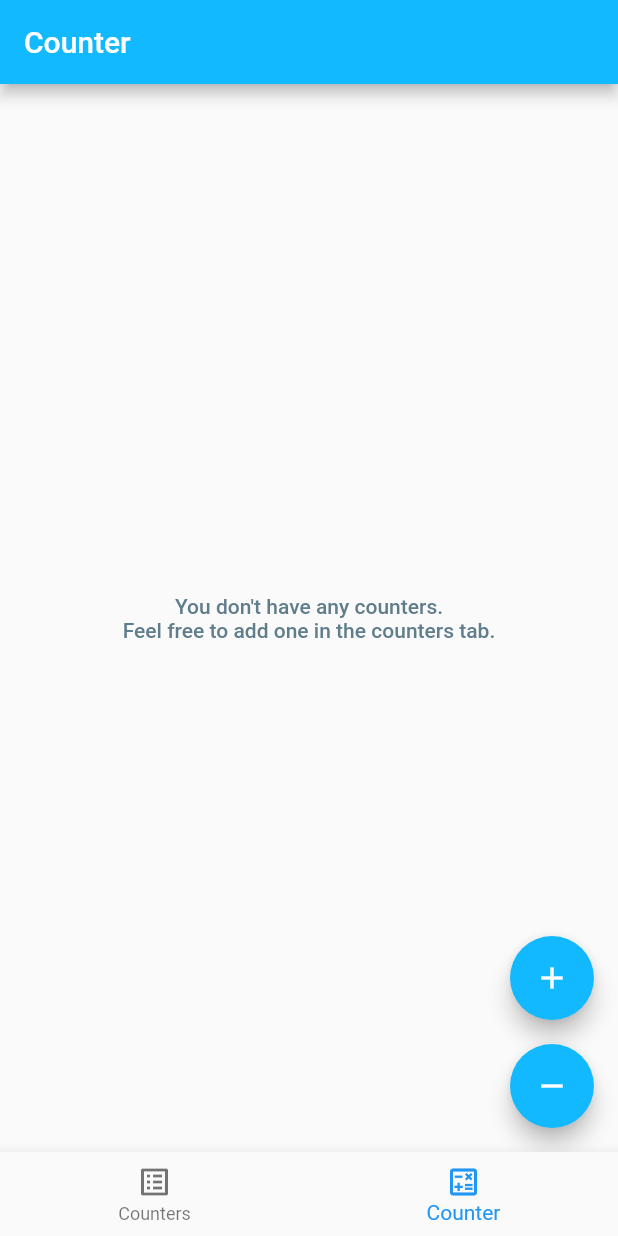
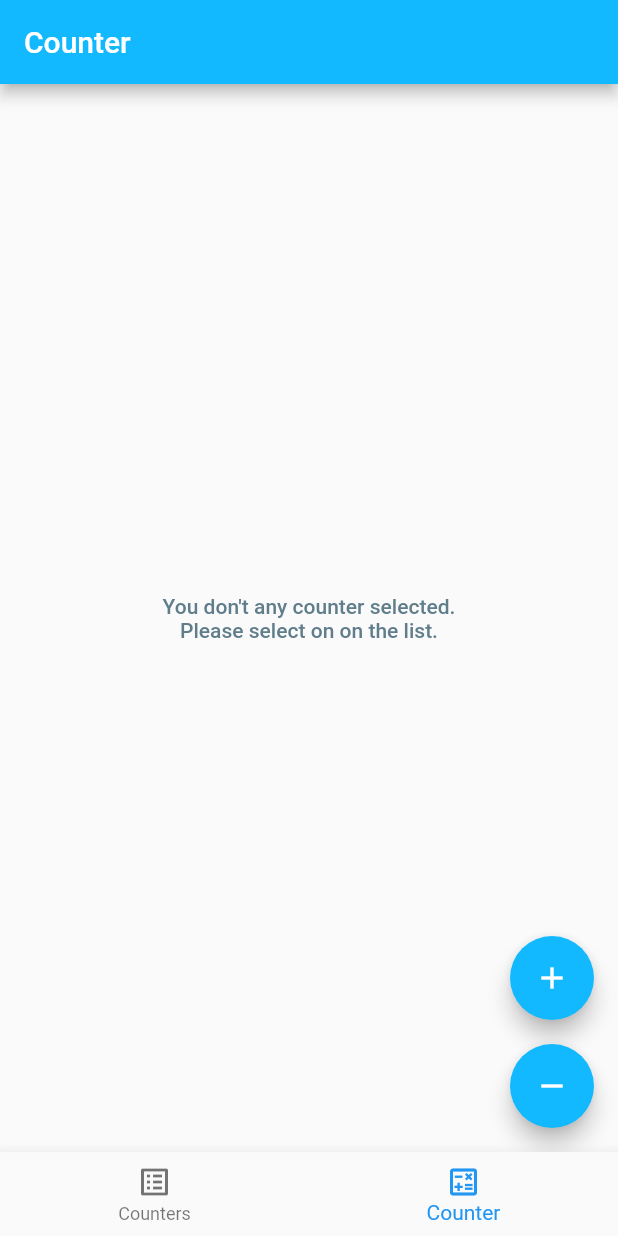
Before and after one commit to LosDanieloss/boring_counter, a Flutter app: the screen it shows after launch, item 2 of the bottom bar chosen, on a phone screen of 412 x 824 dp. Run offline on Flutter 3.47's test engine with Material 2 defaults, Android fonts, the phone set to English and light mode, and no system bars; our stand-ins replace auto_route, bloc, firebase_analytics, firebase_core, firebase_crashlytics, flutter_bloc and 7 more; accounts and stored records are empty; generated files the repository leaves out were written again.

Commit message:
feat: adjusted breakpoints, max list size etc. to better fit in responsive world;

```diff
--- a/lib/presentation/app/view/app.dart
+++ b/lib/presentation/app/view/app.dart
@@ -3,7 +3,6 @@ import 'package:boring_counter/l10n/l10n.dart';
 import 'package:boring_counter/routing/app_router.dart';
 import 'package:flutter/material.dart';
 import 'package:flutter_localizations/flutter_localizations.dart';
-import 'package:responsive_builder/responsive_builder.dart';
 
 class App extends StatelessWidget {
   App({super.key});
@@ -11,11 +10,7 @@ class App extends StatelessWidget {
   final _appRouter = getIt.get<AppRouter>();
 
   @override
-  Widget build(BuildContext context) {
-    ResponsiveSizingConfig.instance.setCustomBreakpoints(
-      const ScreenBreakpoints(desktop: 950, tablet: 720, watch: 300),
-    );
-    return MaterialApp.router(
+  Widget build(BuildContext context) => MaterialApp.router(
         theme: ThemeData(
           appBarTheme: const AppBarTheme(color: Color(0xFF13B9FF)),
           colorScheme: ColorScheme.fromSwatch(
@@ -30,5 +25,4 @@ class App extends StatelessWidget {
         routerDelegate: _appRouter.delegate(),
         routeInformationParser: _appRouter.defaultRouteParser(),
       );
-  }
 }
--- a/lib/presentation/counter/view/counter_page.dart
+++ b/lib/presentation/counter/view/counter_page.dart
@@ -171,8 +171,8 @@ class _MissingCounter extends StatelessWidget {
         Theme.of(context).textTheme.bodyLarge ?? const TextStyle();
     return Center(
       child: Text(
-        "You don't have any counters.\n"
-        'Feel free to add one in the counters tab.',
+        "You don't any counter selected.\n"
+        'Please select on on the list.',
         style: baseTextStyle.copyWith(
           color: Colors.blueGrey,
         ),
--- a/lib/presentation/dashboard/view/dashboard_page.dart
+++ b/lib/presentation/dashboard/view/dashboard_page.dart
@@ -12,7 +12,6 @@ class DashboardPage extends StatelessWidget {
   @override
   Widget build(BuildContext context) => ScreenTypeLayout.builder(
         desktop: (_) => const _WidePage(),
-        // TODO(daniel): check which one will be rendered if this constraint missing
         tablet: (_) => const _WidePage(),
         mobile: (_) => const _NarrowPage(),
       );
--- a/lib/routing/app_router.dart
+++ b/lib/routing/app_router.dart
@@ -31,6 +31,10 @@ class AppRouter extends _$AppRouter {
           page: CounterListRoute.page,
           path: CounterListPage.path,
           children: [
+            RedirectRoute(
+              path: '',
+              redirectTo: CounterPage.path,
+            ),
             CustomRoute(
               page: CounterRoute.page,
               path: CounterPage.path,
```
Also changed, not shown: lib/presentation/counter_list/view/counter_list_page.dart (+13 -14 lines), lib/di/injectable/configure_injectable.config.dart.
